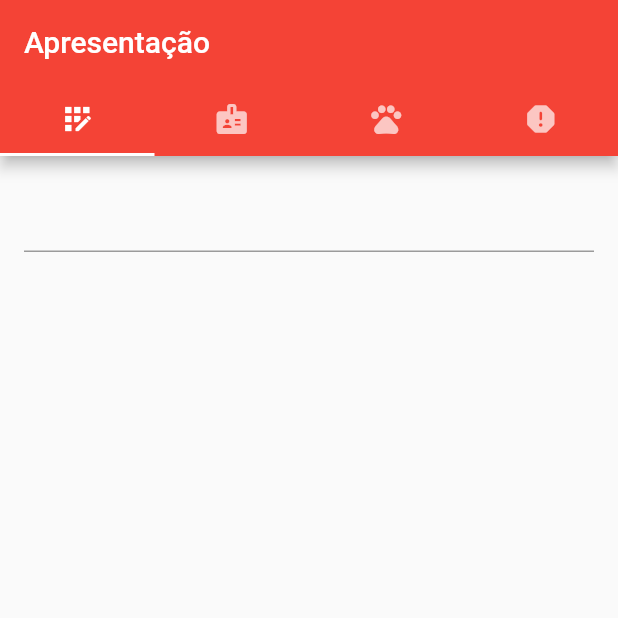
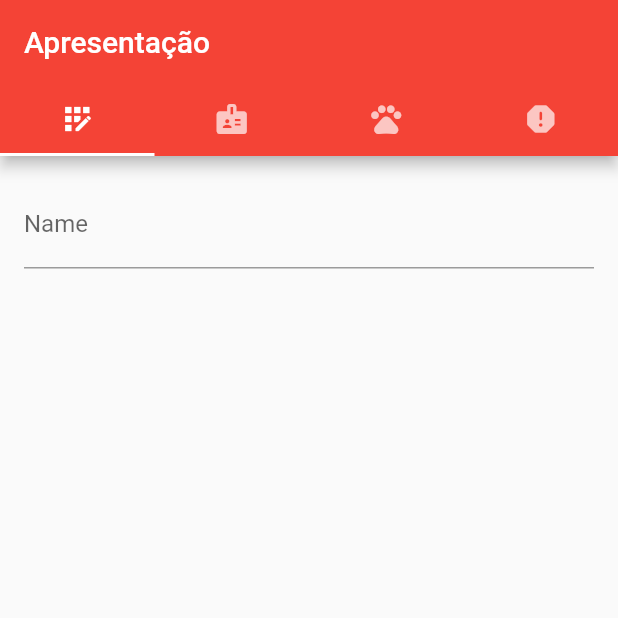
Before and after one commit to konkah/the-problem-manager, a Flutter app: the screen it shows after launch, on a phone screen of 412 x 824 dp, the top half of it. Run offline on Flutter 3.47's test engine with Material 2 defaults, Android fonts, the phone set to English and light mode, and no system bars.

Commit message:
add label and hint for field

```diff
--- a/the_problem_manager/lib/main.dart
+++ b/the_problem_manager/lib/main.dart
@@ -59,6 +59,10 @@ class MyApp extends StatelessWidget {
   Widget yourNameField() {
     return TextFormField(
       keyboardType: TextInputType.name,
+      decoration: InputDecoration(
+        hintText: "add your name",
+        labelText: "Name",
+      ),
     );
   }
 
```
